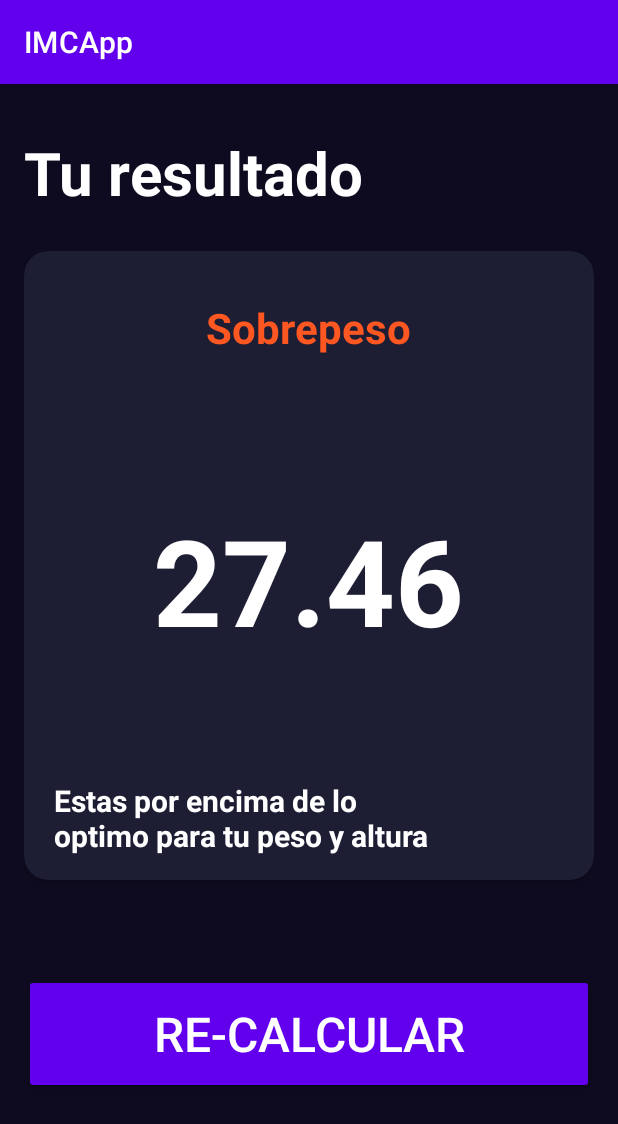
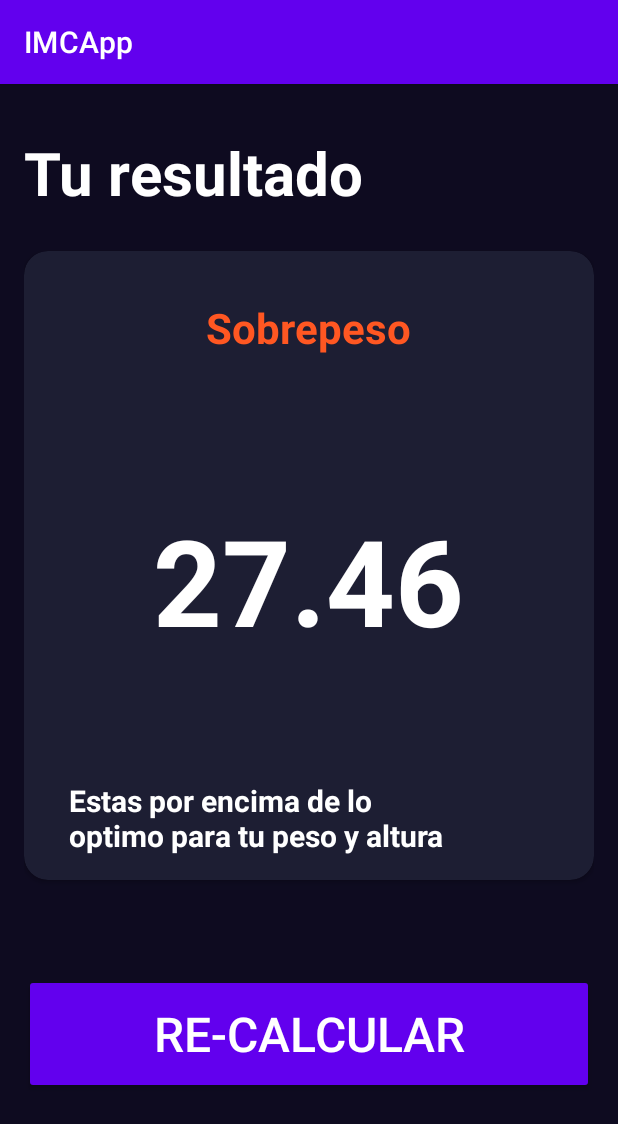
Before and after one commit to Maryusrn/IMCApp, an Android app: the ResultActivity screen opened directly, with no data from a screen before it, on a phone screen of 412 x 824 dp. Shown: the top 1124 px of the screen. Run offline under Robolectric (Android 15) with nearby library versions, the phone set to English and light mode, and no system bars.

Commit message:
v2.1 IMC app

```diff
--- a/app/src/main/java/com/pmdm/imcapp/ImcCalculatorActivity.kt
+++ b/app/src/main/java/com/pmdm/imcapp/ImcCalculatorActivity.kt
@@ -51,9 +51,8 @@ class ImcCalculatorActivity : AppCompatActivity() {
         }
 
         rsHeight.addOnChangeListener { _, value, _ ->
-            tvHeight.text = value.toString()
+            tvHeight.text = value.toString() + " cm"
             //tvHeight.text = DecimalFormat("#.##").format(value) + " cm"
-            setAltura()
         }
 
         btnremovePeso.setOnClickListener{
--- a/app/src/main/java/com/pmdm/imcapp/ResultActivity.kt
+++ b/app/src/main/java/com/pmdm/imcapp/ResultActivity.kt
@@ -1,9 +1,13 @@
 package com.pmdm.imcapp
 
+import android.content.Intent
 import androidx.appcompat.app.AppCompatActivity
 import android.os.Bundle
+import androidx.appcompat.widget.AppCompatButton
 
 class ResultActivity : AppCompatActivity() {
+
+    private lateinit var btnRecalc: AppCompatButton
     override fun onCreate(savedInstanceState: Bundle?) {
         super.onCreate(savedInstanceState)
         setContentView(R.layout.activity_result)
@@ -13,13 +17,20 @@ class ResultActivity : AppCompatActivity() {
     }
 
     private fun initListeners(){
-
+        btnRecalc.setOnClickListener{
+            navigate2result()
+        }
     }
     private fun initComponents() {
-
+        btnRecalc = findViewById(R.id.btnRecalcular)
     }
 
     private fun initUI(){
 
     }
+
+    private fun navigate2result() {
+        val intent = Intent(this, ImcCalculatorActivity::class.java)
+        startActivity(intent)
+    }
 }
--- a/app/src/main/res/layout/activity_imc_calculator.xml
+++ b/app/src/main/res/layout/activity_imc_calculator.xml
@@ -107,7 +107,7 @@
                 android:layout_width="wrap_content"
                 android:layout_height="wrap_content"
                 android:id="@+id/tvHeight"
-                android:text="120cm"
+                android:text="120.0 cm"
                 android:textSize="38sp"
                 android:textStyle="bold"
                 android:textColor="@color/white"
--- a/app/src/main/res/layout/activity_result.xml
+++ b/app/src/main/res/layout/activity_result.xml
@@ -48,8 +48,10 @@
                 android:textColor="@color/orange_500"
                 android:layout_marginTop="16dp"
                 android:layout_marginBottom="80dp"
+                android:id="@+id/tvtext1"
                 />
             <TextView
+                android:id="@+id/tvresult"
                 android:layout_width="wrap_content"
                 android:layout_height="wrap_content"
                 android:text="27.46"
@@ -59,13 +61,14 @@
                 android:layout_marginTop="16dp"
                 android:layout_marginBottom="80dp"                />
             <TextView
+                android:id="@+id/tvdesc"
                 android:layout_width="260dp"
                 android:layout_height="wrap_content"
                 android:text="Estas por encima de lo optimo para tu peso y altura"
                 android:textColor="@color/white"
                 android:textSize="20sp"
                 android:textStyle="bold"
-                android:layout_marginRight="40dp"
+                android:layout_marginRight="30dp"
                 />
         </LinearLayout>
     </androidx.cardview.widget.CardView>
```
